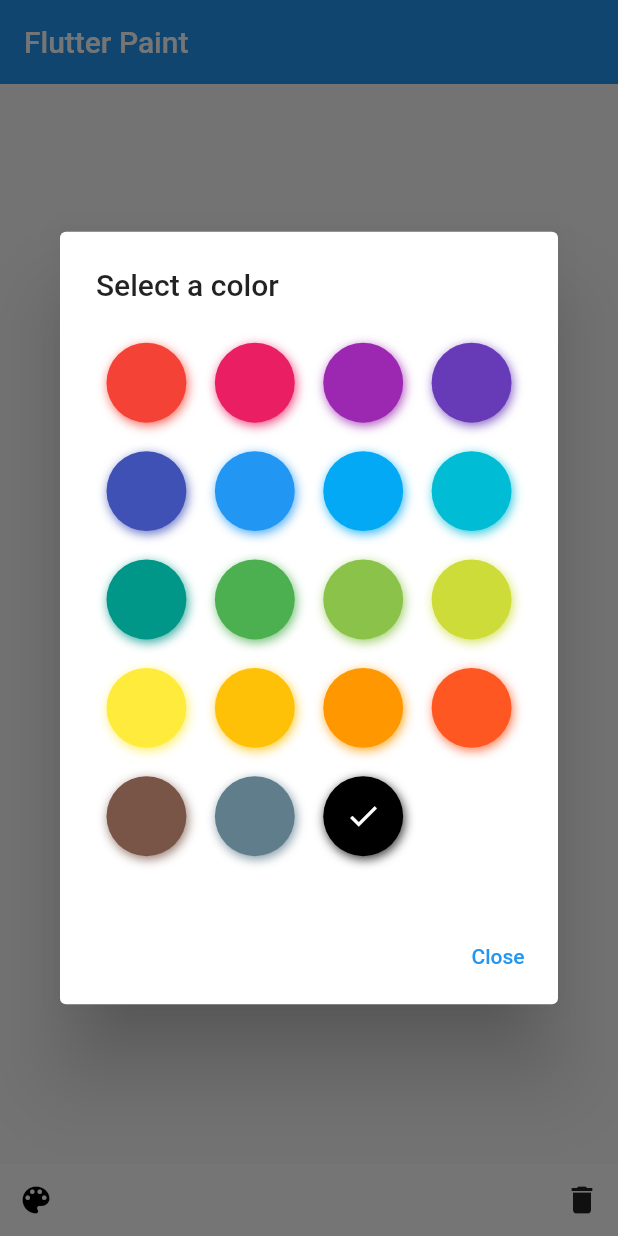
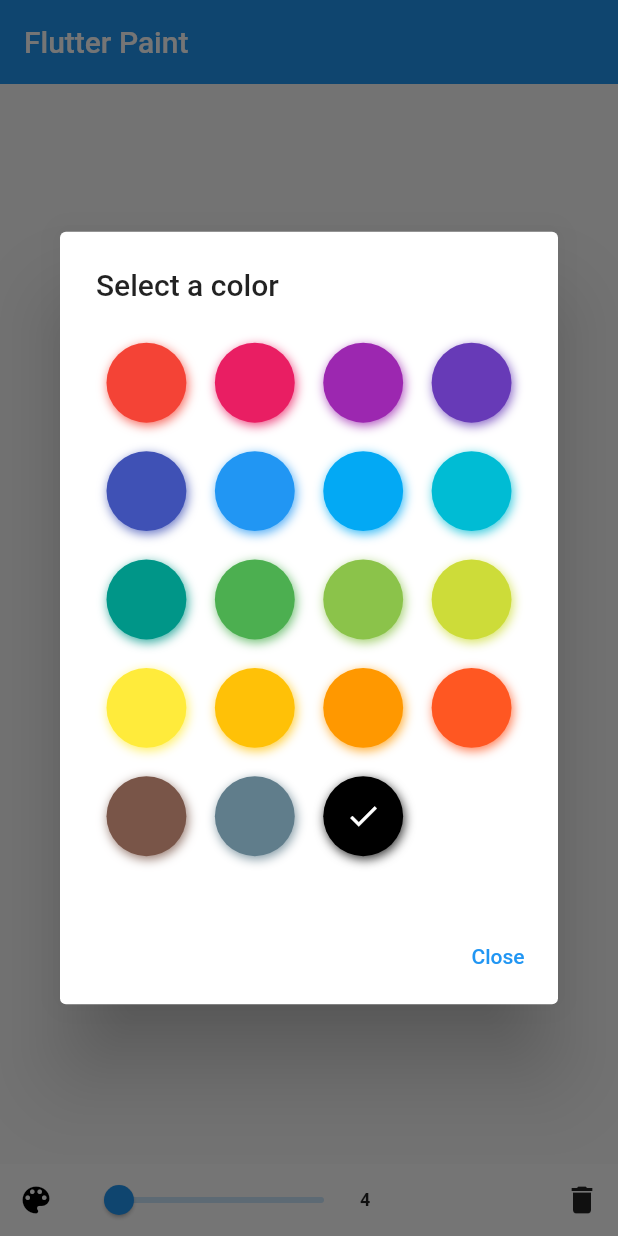
Before and after one commit to hamed-rezaee/flutter_paint, a Flutter app: the screen it shows after launch, after a tap on the "color lens" icon, on a phone screen of 412 x 824 dp. Run offline on Flutter 3.47's test engine with Material 2 defaults, Android fonts, the phone set to English and light mode, and no system bars; drawn by our look-alikes of flutter_colorpicker.

Commit message:
add line width

```diff
--- a/lib/main.dart
+++ b/lib/main.dart
@@ -17,8 +17,10 @@ class PaintScreen extends StatefulWidget {
 class _PaintScreenState extends State<PaintScreen> {
   final List<Offset?> _points = <Offset?>[];
   final List<Color> _lineColors = <Color>[Colors.black];
+  final List<double> _lineWidths = <double>[1];
 
   Color _selectedColor = Colors.black;
+  double _lineWidth = 4;
 
   @override
   Widget build(BuildContext context) => Scaffold(
@@ -31,14 +33,20 @@ class _PaintScreenState extends State<PaintScreen> {
 
               _points.add(renderBox.globalToLocal(details.localPosition));
               _lineColors.add(_selectedColor);
+              _lineWidths.add(_lineWidth);
             });
           },
           onPanEnd: (DragEndDetails details) {
             _points.add(null);
             _lineColors.add(Colors.transparent);
+            _lineWidths.add(0);
           },
           child: CustomPaint(
-            painter: PaintCanvas(points: _points, lineColors: _lineColors),
+            painter: PaintCanvas(
+              points: _points,
+              lineColors: _lineColors,
+              lineWidths: _lineWidths,
+            ),
             size: Size.infinite,
           ),
         ),
@@ -48,7 +56,23 @@ class _PaintScreenState extends State<PaintScreen> {
             children: <Widget>[
               IconButton(
                 icon: Icon(Icons.color_lens, color: _selectedColor),
-                onPressed: () => showColorPicker(),
+                onPressed: () => _showColorPicker(),
+              ),
+              SizedBox(
+                height: 16,
+                child: Slider(
+                  value: _lineWidth,
+                  min: 1,
+                  max: 80,
+                  divisions: 79,
+                  onChanged: (double value) =>
+                      setState(() => _lineWidth = value),
+                ),
+              ),
+              Text(
+                '${_lineWidth.ceil()}',
+                style:
+                    const TextStyle(fontSize: 12, fontWeight: FontWeight.bold),
               ),
               const Spacer(),
               IconButton(
@@ -56,6 +80,7 @@ class _PaintScreenState extends State<PaintScreen> {
                 onPressed: () => setState(() {
                   _points.clear();
                   _lineColors.clear();
+                  _lineWidths.clear();
                 }),
               ),
             ],
@@ -63,15 +88,18 @@ class _PaintScreenState extends State<PaintScreen> {
         ),
       );
 
-  void showColorPicker() => showDialog(
+  void _showColorPicker() => showDialog(
         context: context,
         builder: (BuildContext context) => AlertDialog(
           title: const Text('Select a color'),
           content: SingleChildScrollView(
             child: BlockPicker(
               pickerColor: _selectedColor,
-            onColorChanged: (Color color) =>
-                setState(() => _selectedColor = color),
+              onColorChanged: (Color color) {
+                setState(() => _selectedColor = color);
+
+                Navigator.of(context).pop();
+              },
             ),
           ),
           actions: <Widget>[
@@ -85,20 +113,26 @@ class _PaintScreenState extends State<PaintScreen> {
 }
 
 class PaintCanvas extends CustomPainter {
-  PaintCanvas({required this.points, required this.lineColors});
+  PaintCanvas({
+    required this.points,
+    required this.lineColors,
+    required this.lineWidths,
+  });
 
   final List<Offset?> points;
   final List<Color> lineColors;
+  final List<double> lineWidths;
 
   @override
   void paint(Canvas canvas, Size size) {
-    final Paint paint = Paint()
-      ..strokeWidth = 1.0
-      ..strokeCap = StrokeCap.round;
+    final Paint paint = Paint()..strokeCap = StrokeCap.round;
 
     for (int i = 0; i < points.length - 1; i++) {
       if (points[i] != null && points[i + 1] != null) {
-        paint.color = lineColors[i];
+        paint
+          ..color = lineColors[i]
+          ..strokeWidth = lineWidths[i];
+
         canvas.drawLine(points[i]!, points[i + 1]!, paint);
       }
     }
```
Lines whose indentation alone changed are shown as unchanged.
